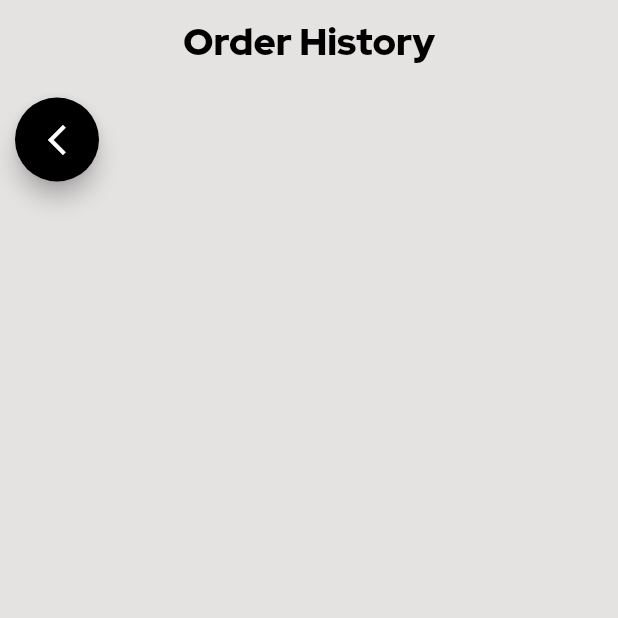
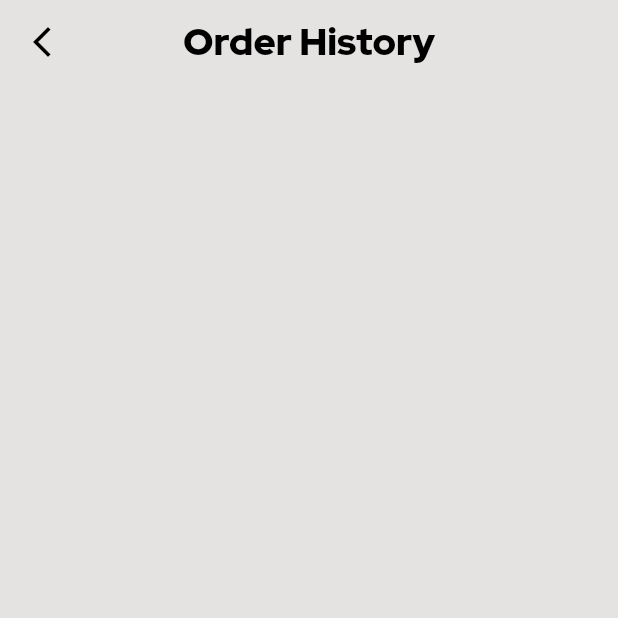
Before and after one commit to Naveensaji/Nuance, a Flutter app: the OrderHistory screen opened directly, on a phone screen of 412 x 824 dp, the top half of it. Run offline on Flutter 3.47's test engine with Material 2 defaults, Android fonts, the light colour scheme and no system bars; our stand-ins replace cloud_firestore, firebase_auth, firebase_core, firebase_storage, flutter_screenutil, get and 5 more; missing offline and left inert: dart:ffi, razorpay_flutter; accounts and stored records are empty.

Commit message:
order section completed

```diff
--- a/lib/presentation/screens/order history/orderhistory.dart
+++ b/lib/presentation/screens/order history/orderhistory.dart
@@ -1,45 +1,24 @@
 import 'package:flutter/material.dart';
 import 'package:nuance/core/constants/constants.dart';
-import 'package:nuance/presentation/screens/cart/widget/cardetile.dart';
-import 'package:nuance/presentation/screens/create/widgets/floatpopbutton.dart';
 import 'package:nuance/presentation/widgets/appbarwidget.dart';
 
 
 class OrderHistory extends StatelessWidget {
   OrderHistory({Key? key}) : super(key: key);
-
-  final List<String>? cartimage = [
-    'https://encrypted-tbn0.gstatic.com/shopping?q=tbn:ANd9GcSeWNWRUMRlp0Si8vIzdTu-m_ckqTZLzJpKP3VqVzVkpv71tQiSwEgrJ_15flATmYXg793ZjDFmJ0Y_a6elo9ynpM7f7o3Lk5JI2BQWDJ45LXAeSM7rICEEsG0Hh4FP&usqp=CAE',
-    'https://encrypted-tbn1.gstatic.com/shopping?q=tbn:ANd9GcS2rqZdzxX1FkxVCKf1cvvR5Tclwxt_nP1_pZIvkoT3-APlQrcQJtTCuKIpPyl-rVod8J-bAYMpgbszG0eOWN6hbYB2ewGmoBwqwiz5xgBMmmiO-j7xcCoFoUJ9hyoF&usqp=CAE  `',
-    'https://rukminim1.flixcart.com/image/612/612/xif0q/headphone/x/a/f/-original-imagg8q4shgxjhsp.jpeg?q=70',
-  ];
-
-  final List<String>? cartProductName = [
-    'Boat Rockers 510',
-    "Sony espo 2230",
-    'Realme 330',
-  ];
-  final List<int>? cartProductPrice = [
-    1999,
-    2200,
-    700,
-  ];
-
-  @override
+ @override
   Widget build(BuildContext context) {
     return SafeArea(
       child: Scaffold(
         appBar: const PreferredSize(
           preferredSize: Size.fromHeight(60),
-          child: Appbarwidget(appbartitle: 'Order History')),
+          child: Appbarwidget(appbartitle: 'Order History',arrow: Icons.arrow_back_ios_new,)),
         backgroundColor: kBackgroundcolor,
         body: Stack(
           clipBehavior: Clip.none,
           children: [
-            Floatpopbutton(floaticon: Icons.arrow_back_ios_new),
             SingleChildScrollView(
               child: Column(
-                children: const [
+                children: [
 
                 ],
               ),
--- a/lib/presentation/screens/payment/paymentpage.dart
+++ b/lib/presentation/screens/payment/paymentpage.dart
@@ -39,8 +39,8 @@ class PaymentPage extends StatelessWidget {
               child: Deliveryaddress(addresscontroller:addresscontroller,),),
               kHeight40,
             Textlogin(text: 'Select the payment you want to use', textsize: 14),kHeight40,
-             InkWell(
-              onTap: () {
+            InkWell(
+                onTap: () {
                 Pay(product).paymentmodel();
               },
                child: PaymentTile(title: 'Razer Pay', imageUrl: 'https://yt3.ggpht.com/ytc/AMLnZu8hEuwIDjx39XqXih5os_s6PVzgsptnGb8Q1tkKvw=s900-c-k-c0x00ffffff-no-rj', radiobutton: Radio(
```
Also changed, not shown: lib/functions/authentication/signupfunction.dart (+16 -0 lines).
